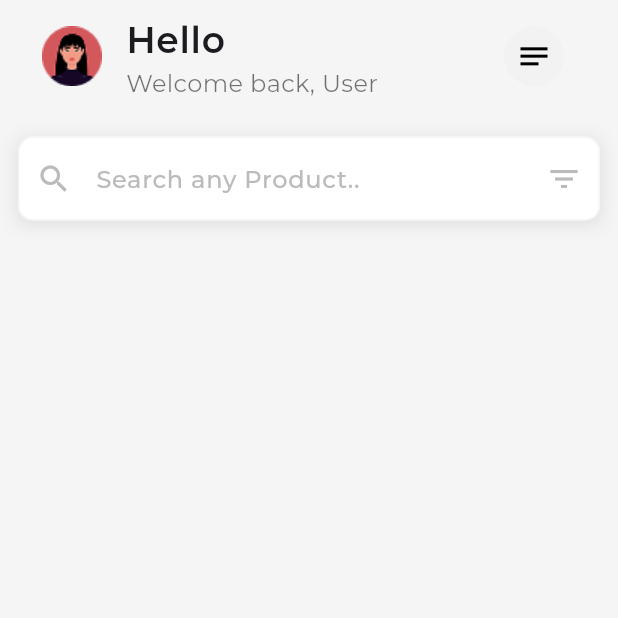
After one commit to Ahmedmo1910/stylish, a Flutter app: the HomeScreen screen opened by its route, on a phone screen of 412 x 824 dp, the top half of it. The commit adds this screen. Run offline on Flutter 3.47's test engine with Material 3 defaults, Android fonts, the phone set to English and light mode, and no system bars; our stand-ins replace bloc, cloud_firestore, dartz, dots_indicator, firebase_auth, firebase_core and 5 more; missing offline and left inert: flutter_facebook_auth; accounts and stored records are empty.

Commit message:
Add HomeScreen & implement search text field and custom app bar

```diff
--- a/lib/core/helper_functions/on_generate_routes.dart
+++ b/lib/core/helper_functions/on_generate_routes.dart
@@ -1,6 +1,7 @@
 import 'package:flutter/material.dart';
 import 'package:stylish/features/authentication/presentation/view/signin_screen.dart';
 import 'package:stylish/features/authentication/presentation/view/sign_up_screen.dart';
+import 'package:stylish/features/home/presentation/views/home_screen.dart';
 import 'package:stylish/features/on_boarding/presentation/views/on_boarding_screen.dart';
 import 'package:stylish/features/splash/presentation/views/splash_screen.dart';
 
@@ -14,6 +15,8 @@ Route<dynamic> onGenerateRoute(RouteSettings settings) {
       return MaterialPageRoute(builder: (context) => const SigninScreen());
     case SignUpScreen.routeName:
       return MaterialPageRoute(builder: (context) => const SignUpScreen());
+    case HomeScreen.routeName:
+      return MaterialPageRoute(builder: (context) => const HomeScreen());
     default:
       return MaterialPageRoute(builder: (context) => const Scaffold());
   }
--- a/lib/core/utils/app_text_styles.dart
+++ b/lib/core/utils/app_text_styles.dart
@@ -46,6 +46,11 @@ abstract class AppTextStyles {
   );
 
   // Medium Styles
+  static const TextStyle medium24 = TextStyle(
+    fontSize: 24,
+    fontWeight: FontWeight.w600,
+    fontFamily: fontFamily,
+  );
   static const TextStyle medium20 = TextStyle(
     fontSize: 20,
     fontWeight: FontWeight.w600,
@@ -87,4 +92,9 @@ abstract class AppTextStyles {
     fontWeight: FontWeight.w500,
     fontFamily: fontFamily,
   );
+  static const TextStyle small16 = TextStyle(
+    fontSize: 16,
+    fontWeight: FontWeight.w400,
+    fontFamily: fontFamily,
+  );
 }
--- /dev/null
+++ b/lib/core/widgets/search_text_field.dart
@@ -0,0 +1,65 @@
+import 'package:flutter/material.dart';
+import 'package:stylish/core/utils/app_colors.dart';
+import 'package:stylish/core/utils/app_text_styles.dart';
+
+class SearchTextField extends StatelessWidget {
+  const SearchTextField({super.key});
+
+  @override
+  Widget build(BuildContext context) {
+    return Container(
+      decoration:  BoxDecoration(
+        boxShadow: [
+          BoxShadow(
+            color: Colors.black.withOpacity(0.1),
+            blurRadius: 10,
+            offset:const Offset(0, 2),
+          ),
+        ],
+      ),
+      child: TextField(
+        autofillHints: const [
+          AutofillHints.email,
+          AutofillHints.password,
+          AutofillHints.name,
+          AutofillHints.telephoneNumber
+        ],
+        cursorColor: AppColors.primaryColor,
+        decoration: InputDecoration(
+          fillColor: const Color(0xFFFFFFFF),
+          hintText: 'Search any Product..',
+          hintStyle: AppTextStyles.regular16.copyWith(
+            color: const Color(0xFFBBBBBB),
+          ),
+          filled: true,
+          prefixIcon: const Icon(
+            Icons.search,
+            color: Color(0xFFBBBBBB),
+          ),
+          suffixIcon: const Icon(
+            Icons.filter_list,
+            color: Color(0xFFBBBBBB),
+          ),
+          contentPadding: const EdgeInsets.symmetric(
+            horizontal: 16.0,
+            vertical: 16.0,
+          ),
+          border: buildBorder(),
+          enabledBorder: buildBorder(),
+          focusedBorder: buildBorder(),
+        ),
+        keyboardType: TextInputType.text,
+      ),
+    );
+  }
+
+  OutlineInputBorder buildBorder() {
+    return OutlineInputBorder(
+      borderRadius: BorderRadius.circular(10),
+      borderSide: const BorderSide(
+        color: Color(0xFFF5F5F5),
+        width: 1,
+      ),
+    );
+  }
+}
--- a/lib/features/authentication/presentation/view/widgets/SignInViewBodyBlocConsumer.dart
+++ b/lib/features/authentication/presentation/view/widgets/SignInViewBodyBlocConsumer.dart
@@ -4,6 +4,7 @@ import 'package:stylish/core/helper_functions/build_error_bar.dart';
 import 'package:stylish/core/widgets/custom_progress_hud.dart';
 import 'package:stylish/features/authentication/presentation/cubits/signin_cubit/sign_in_cubit.dart';
 import 'package:stylish/features/authentication/presentation/view/widgets/signin_view_body.dart';
+import 'package:stylish/features/home/presentation/views/home_screen.dart';
 
 class SignInViewBodyBlocConsumer extends StatelessWidget {
   const SignInViewBodyBlocConsumer({
@@ -15,6 +16,7 @@ class SignInViewBodyBlocConsumer extends StatelessWidget {
     return BlocConsumer<SigninCubit, SigninState>(
       listener: (context, state) {
         if (state is SigninSuccess) {
+          Navigator.pushNamed(context, HomeScreen.routeName);
         } else if (state is SigninFailure) {
           buildErrorBar(context, state.message);
         }
--- a/lib/features/authentication/presentation/view/widgets/SignUpViewBodyBlocConsumer.dart
+++ b/lib/features/authentication/presentation/view/widgets/SignUpViewBodyBlocConsumer.dart
@@ -15,6 +15,7 @@ class SignUpViewBodyBlocConsumer extends StatelessWidget {
     return BlocConsumer<SignUpCubit, SignUpState>(
       listener: (context, state) {
         if (state is SignUpSuccess) {
+          Navigator.pop(context);
         } else if (state is SignUpFailure) {
           buildErrorBar(context, state.message);
         }
--- /dev/null
+++ b/lib/features/home/presentation/views/home_screen.dart
@@ -0,0 +1,18 @@
+import 'package:flutter/material.dart';
+import 'package:stylish/features/home/presentation/views/widgets/home_screen_body.dart';
+
+class HomeScreen extends StatelessWidget {
+  const HomeScreen({super.key});
+
+  static const String routeName = 'home';
+
+  @override
+  Widget build(BuildContext context) {
+    return const Scaffold(
+      backgroundColor: Color(0xFFF5F5F5),
+      body: SafeArea(
+        child: HomeScreenBody(),
+      ),
+    );
+  }
+}
--- /dev/null
+++ b/lib/features/home/presentation/views/widgets/custom_home_app_bar.dart
@@ -0,0 +1,33 @@
+import 'package:flutter/material.dart';
+import 'package:stylish/core/utils/app_text_styles.dart';
+
+class CustomHomeAppBar extends StatelessWidget {
+  const CustomHomeAppBar({super.key});
+
+  @override
+  Widget build(BuildContext context) {
+    return ListTile(
+      leading: Image.asset(
+        'assets/images/profile_image.png',
+      ),
+      trailing: Container(
+        padding: const EdgeInsets.all(8.0),
+        decoration: const ShapeDecoration(
+          color: Color(0xFFF2F2F2),
+          shape: OvalBorder(),
+        ),
+        child: const ImageIcon(
+          AssetImage('assets/icons/menu.png'),
+          color: Colors.black,
+        ),
+      ),
+      title: const Text('Hello', style: AppTextStyles.medium24),
+      subtitle: Text(
+        'Welcome back, User',
+        style: AppTextStyles.small16.copyWith(
+          color: Colors.black54,
+        ),
+      ),
+    );
+  }
+}
--- /dev/null
+++ b/lib/features/home/presentation/views/widgets/home_screen_body.dart
@@ -0,0 +1,27 @@
+import 'package:flutter/material.dart';
+import 'package:stylish/core/widgets/search_text_field.dart';
+import 'package:stylish/features/home/presentation/views/widgets/custom_home_app_bar.dart';
+
+class HomeScreenBody extends StatelessWidget {
+  const HomeScreenBody({super.key});
+
+  @override
+  Widget build(BuildContext context) {
+    return const Padding(
+      padding: EdgeInsets.symmetric(horizontal: 12.0),
+      child: CustomScrollView(
+        slivers: [
+          SliverToBoxAdapter(
+            child: Column(
+              children: [
+                CustomHomeAppBar(),
+                SizedBox(height: 16.0),
+                SearchTextField()
+              ],
+            ),
+          )
+        ],
+      ),
+    );
+  }
+}
```
Also changed, not shown: assets/icons/menu.png (added), assets/images/profile_image.png (added).
